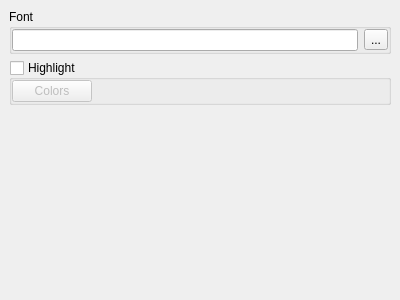
Above: xdisasmviewoptionswidget.ui from horsicq/XDisasmView before the change. Below: the same form after it.
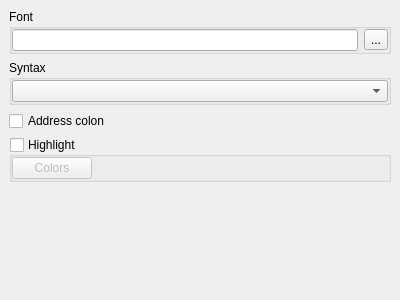
That is the form after the change.

```diff
--- a/xdisasmviewoptionswidget.ui
+++ b/xdisasmviewoptionswidget.ui
@@ -83,7 +83,38 @@
         </widget>
        </item>
        <item>
-        <widget class="QGroupBox" name="groupBoxHighlight">
+        <widget class="QGroupBox" name="groupBoxDisasmSyntax">
+         <property name="title">
+          <string>Syntax</string>
+         </property>
+         <layout class="QHBoxLayout" name="horizontalLayout_2">
+          <property name="leftMargin">
+           <number>0</number>
+          </property>
+          <property name="topMargin">
+           <number>0</number>
+          </property>
+          <property name="rightMargin">
+           <number>0</number>
+          </property>
+          <property name="bottomMargin">
+           <number>0</number>
+          </property>
+          <item>
+           <widget class="QComboBox" name="comboBoxDisasmSyntax"/>
+          </item>
+         </layout>
+        </widget>
+       </item>
+       <item>
+        <widget class="QCheckBox" name="checkBoxDisasmAddressColon">
+         <property name="text">
+          <string>Address colon</string>
+         </property>
+        </widget>
+       </item>
+       <item>
+        <widget class="QGroupBox" name="groupBoxDisasmHighlight">
          <property name="title">
           <string>Highlight</string>
          </property>
```
Left out of the diff: 2 changed lines with no effect on the pictures.
